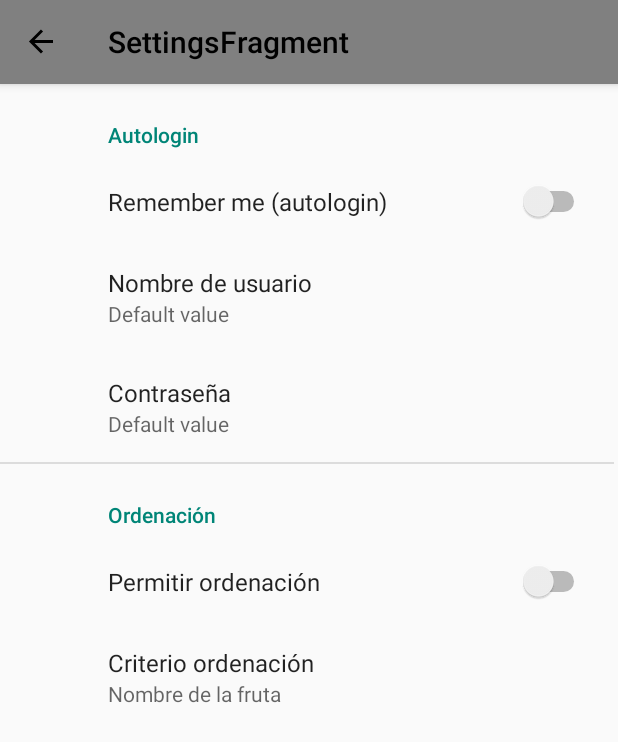
After one commit to AdrianUEx/Fruticion2.0, an Android app: the SettingsFragment screen opened through its navigation route, on a phone screen of 412 x 824 dp. The commit adds this screen. Shown: the top 742 px of the screen. Run offline under Robolectric (Android 15) with nearby library versions, the phone set to English and light mode, and no system bars; our stand-ins replace androidx.preference, navigation-ui; 1 statement that could not run was skipped.

Commit message:
Preferences terminadas

```diff
--- a/app/build.gradle.kts
+++ b/app/build.gradle.kts
@@ -49,6 +49,7 @@ android {
 
 dependencies {
 
+    implementation("androidx.preference:preference:1.2.1")
     //NO UTILIZAR LAS DEPENDENCIAS DE GOOGLE. UTILIZAR SIEMPRE LAS DEPENDENCIAS DE ANDROIDX
     //Estas dependencias son tomadas del Lab04, y la aplicación funciona (en 2/11/2023)
 
--- a/app/src/main/AndroidManifest.xml
+++ b/app/src/main/AndroidManifest.xml
@@ -1,9 +1,8 @@
 <?xml version="1.0" encoding="utf-8"?>
 <manifest xmlns:android="http://schemas.android.com/apk/res/android"
     xmlns:tools="http://schemas.android.com/tools">
-
-    <!--Este es el permiso para que la aplicacion pueda conectarse a Internet. Necesario para contactar con la API-->
-    <uses-permission android:name="android.permission.INTERNET"/>
+    <!-- Este es el permiso para que la aplicacion pueda conectarse a Internet. Necesario para contactar con la API -->
+    <uses-permission android:name="android.permission.INTERNET" />
 
     <application
         android:allowBackup="true"
--- a/app/src/main/java/com/example/fruticion/activity/HomeActivity.kt
+++ b/app/src/main/java/com/example/fruticion/activity/HomeActivity.kt
@@ -65,7 +65,8 @@ class HomeActivity : AppCompatActivity(), SearchFragment.OnShowClickListener, Se
 
         // Hide toolbar and bottom navigation when in detail fragment
         navController.addOnDestinationChangedListener { _, destination, _ ->
-            if (destination.id == R.id.detailActivity) {
+            if ((destination.id == R.id.detailActivity) ||
+                    (destination.id == R.id.settingsFragment)) {
                 binding.toolbar.menu.clear()
                 binding.bottomNavigationView.visibility = View.GONE
             } else {
--- a/app/src/main/java/com/example/fruticion/fragments/ProfileFragment.kt
+++ b/app/src/main/java/com/example/fruticion/fragments/ProfileFragment.kt
@@ -5,6 +5,8 @@ import androidx.fragment.app.Fragment
 import android.view.LayoutInflater
 import android.view.View
 import android.view.ViewGroup
+import androidx.navigation.NavController
+import androidx.navigation.fragment.findNavController
 import com.example.fruticion.activity.EditProfileActivity
 import com.example.fruticion.databinding.FragmentProfileBinding
 
@@ -46,6 +48,10 @@ class ProfileFragment : Fragment() {
         binding.editProfileButton2.setOnClickListener {
             logout()
         }
+        binding.settingButton.setOnClickListener {
+            val action = SettingsFragmentDirections.settingButton()
+            findNavController().navigate(action)
+        }
     }
 
     private fun navigateToEditProfileActivity() {
--- /dev/null
+++ b/app/src/main/java/com/example/fruticion/fragments/SettingsFragment.kt
@@ -0,0 +1,12 @@
+package com.example.fruticion.fragments
+
+import android.os.Bundle
+import androidx.preference.PreferenceFragmentCompat
+import com.example.fruticion.R
+
+class SettingsFragment : PreferenceFragmentCompat() {
+
+    override fun onCreatePreferences(savedInstanceState: Bundle?, rootKey: String?) {
+        setPreferencesFromResource(R.xml.preferences, rootKey)
+    }
+}
--- a/app/src/main/res/navigation/grafo_navegacion.xml
+++ b/app/src/main/res/navigation/grafo_navegacion.xml
@@ -4,6 +4,11 @@
     xmlns:tools="http://schemas.android.com/tools"
     android:id="@+id/grafo_navegacion"
     app:startDestination="@id/searchFragment">
+
+    <action
+        android:id="@+id/setting_button"
+        app:destination="@id/settingsFragment" />
+
     <fragment
         android:id="@+id/searchFragment"
         android:name="com.example.fruticion.fragments.SearchFragment"
@@ -14,4 +19,8 @@
         android:name="com.example.fruticion.fragments.ProfileFragment"
         android:label="@string/title_profile"
         tools:layout="@layout/fragment_profile" />
+    <fragment
+        android:id="@+id/settingsFragment"
+        android:name="com.example.fruticion.fragments.SettingsFragment"
+        android:label="SettingsFragment" />
 </navigation>
--- /dev/null
+++ b/app/src/main/res/values/arrays.xml
@@ -0,0 +1,22 @@
+<?xml version="1.0" encoding="utf-8"?>
+<resources>
+    <string-array name="criteria_entries">
+        <item>@string/text_detail_name</item>
+        <item>@string/text_detail_family</item>
+    </string-array>
+
+    <string-array name="criteria_values">
+        <item>@string/text_detail_name</item>
+        <item>@string/text_detail_family</item>
+    </string-array>
+    <!-- Reply Preference -->
+    <string-array name="reply_entries">
+        <item>Reply</item>
+        <item>Reply to all</item>
+    </string-array>
+
+    <string-array name="reply_values">
+        <item>reply</item>
+        <item>reply_all</item>
+    </string-array>
+</resources>
--- a/app/src/main/res/values/strings.xml
+++ b/app/src/main/res/values/strings.xml
@@ -11,11 +11,9 @@
     <string name="text_join_check_pass">Confirmar contraseña</string>
     <string name="button_join_join">Registrarse</string>
     <string name="search_text">Buscar frutas</string>
-
     <string name="title_dashboard">Dashboard</string>
     <string name="title_notifications">Notifications</string>
     <string name="title_activity_home">HomeActivity</string>
-    <!--  Remove or change this placeholder text -->
     <string name="hello_blank_fragment">Hola fragmento blanco</string>
     <string name="title_home">Inicio</string>
     <string name="title_profile">Perfil</string>
@@ -51,6 +49,24 @@
     <string name="value_edit_password">Nueva contraseña</string>
     <string name="save_edit_button">Guardar cambios</string>
     <string name="cancel_edit_button">Cancelar</string>
+    <string name="autologin">Autologin</string>
+    <string name="sorting">Ordenación</string>
+    <string name="enable_sorting">Permitir ordenación</string>
+    <string name="criteria">Criterio ordenación</string>
+    <string name="title_activity_settings">SettingsActivity</string>
 
+    <!-- Preference Titles -->
+    <string name="messages_header">Messages</string>
+    <string name="sync_header">Sync</string>
 
+    <!-- Messages Preferences -->
+    <string name="signature_title">Your signature</string>
+    <string name="reply_title">Default reply action</string>
+
+    <!-- Sync Preferences -->
+    <string name="sync_title">Sync email periodically</string>
+    <string name="attachment_title">Download incoming attachments</string>
+    <string name="attachment_summary_on">Automatically download attachments for incoming emails
+    </string>
+    <string name="attachment_summary_off">Only download attachments when manually requested</string>
 </resources>
--- /dev/null
+++ b/app/src/main/res/xml/preferences.xml
@@ -0,0 +1,55 @@
+<?xml version="1.0" encoding="utf-8"?>
+<PreferenceScreen xmlns:app="http://schemas.android.com/apk/res-auto"
+    xmlns:android="http://schemas.android.com/apk/res/android">
+    <PreferenceCategory
+        android:layout_width="wrap_content"
+        android:layout_height="wrap_content"
+        android:title="@string/autologin">
+
+        <SwitchPreference
+            android:layout_width="wrap_content"
+            android:layout_height="wrap_content"
+            android:defaultValue="false"
+            android:title="Remember me (autologin)"
+            app:key="preferences_autologin" />
+        <EditTextPreference
+            android:layout_width="wrap_content"
+            android:layout_height="wrap_content"
+            android:defaultValue="Default value"
+            android:selectAllOnFocus="true"
+            android:singleLine="true"
+            android:title="@string/text_login_name"
+            app:key="preferences_username"
+            app:useSimpleSummaryProvider="true" />
+        <EditTextPreference
+            android:layout_width="wrap_content"
+            android:layout_height="wrap_content"
+            android:defaultValue="Default value"
+            android:selectAllOnFocus="true"
+            android:singleLine="true"
+            android:title="@string/text_login_password"
+            app:key="preferences_password"
+            app:useSimpleSummaryProvider="true" />
+    </PreferenceCategory>
+    <PreferenceCategory
+        android:layout_width="wrap_content"
+        android:layout_height="wrap_content"
+        android:title="@string/sorting">
+
+        <SwitchPreference
+            android:layout_width="wrap_content"
+            android:layout_height="wrap_content"
+            android:defaultValue="false"
+            android:title="@string/enable_sorting"
+            app:key="preferences_sorting" />
+
+        <ListPreference
+            app:defaultValue="@string/text_detail_name"
+            app:entries="@array/criteria_entries"
+            app:entryValues="@array/criteria_values"
+            app:key="criteria"
+            app:title="@string/criteria"
+            app:useSimpleSummaryProvider="true" />
+
+    </PreferenceCategory>
+</PreferenceScreen>
--- a/build.gradle.kts
+++ b/build.gradle.kts
@@ -1,6 +1,6 @@
 // Top-level build file where you can add configuration options common to all sub-projects/modules.
 plugins {
-    id("com.android.application") version "8.1.2" apply false
+    id("com.android.application") version "8.1.3" apply false
     id("org.jetbrains.kotlin.android") version "1.9.10" apply false
     //Esta dependencia es de SafeArgs para pasar argumentos de un Fragment a otro (como en el caso del patron Master-Detail)
     id("androidx.navigation.safeargs.kotlin") version "2.5.3" apply false
```
Also changed, not shown: app/src/main/java/com/example/fruticion/activity/LoginActivity.kt (+18 -0 lines), app/src/main/java/com/example/fruticion/util/CredentialCheck.kt (+6 -8 lines), 1 other file.
